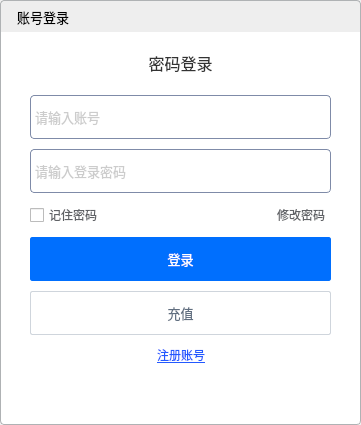
Above: loginwindow.ui from elevenisreallywonderful/vBlueCommercial_PaiGow before the change. Below: the same form after it.
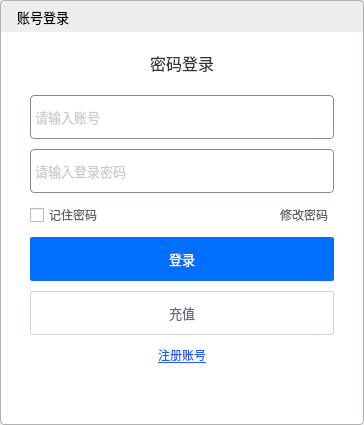
That is the form after the change. Icons and pictures are not drawn. Custom widgets are drawn as their Qt base class.

Commit message: fix(blue button): promoted to the ripplebuttonblue

```diff
--- a/loginwindow.ui
+++ b/loginwindow.ui
@@ -6,7 +6,7 @@
    <rect>
     <x>0</x>
     <y>0</y>
-    <width>360</width>
+    <width>364</width>
     <height>425</height>
    </rect>
   </property>
@@ -52,6 +52,15 @@
     background-color: #f0f0f0;
 }
 
+QLineEdit:hover { 
+ border-color: #3180ff; 
+}
+
+/* Border color when QLineEdit is focused */
+QLineEdit:focus {
+    border: 1px solid #3180ff; /* Set border color to green when focused */
+}
+
 /* Sign-in button styling */
 #signinBtn,
 #signupBtn,
@@ -73,13 +82,6 @@
     background-color: #4093ff;
 }
 
-/* Sign-in button pressed effect */
-#signinBtn:pressed,
-#signupBtn:pressed,
-#changepasswordBtn {
-    background-color: #0063e5;
-}
-
 /* Charge button styling */
 #goChargeBtn {
     width: 298px;
@@ -151,7 +153,8 @@
 #changepasswordBackBtn {
 	border: 0;
 	border-image: url(:/images/back.svg);
-}</string>
+}
+</string>
   </property>
   <layout class="QVBoxLayout" name="verticalLayout_2">
    <property name="spacing">
@@ -863,6 +866,13 @@
    </item>
   </layout>
  </widget>
+ <customwidgets>
+  <customwidget>
+   <class>AirplaneButton</class>
+   <extends>QPushButton</extends>
+   <header>ripplebuttonblue.h</header>
+  </customwidget>
+ </customwidgets>
  <resources/>
  <connections>
   <connection>
```
Left out of the diff: 8 changed lines with no effect on the pictures.
